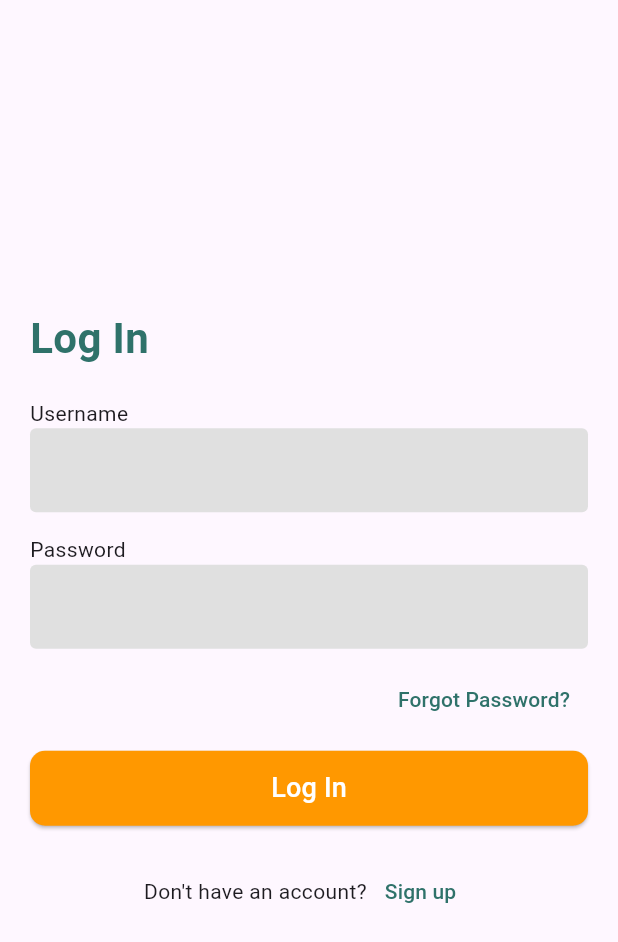
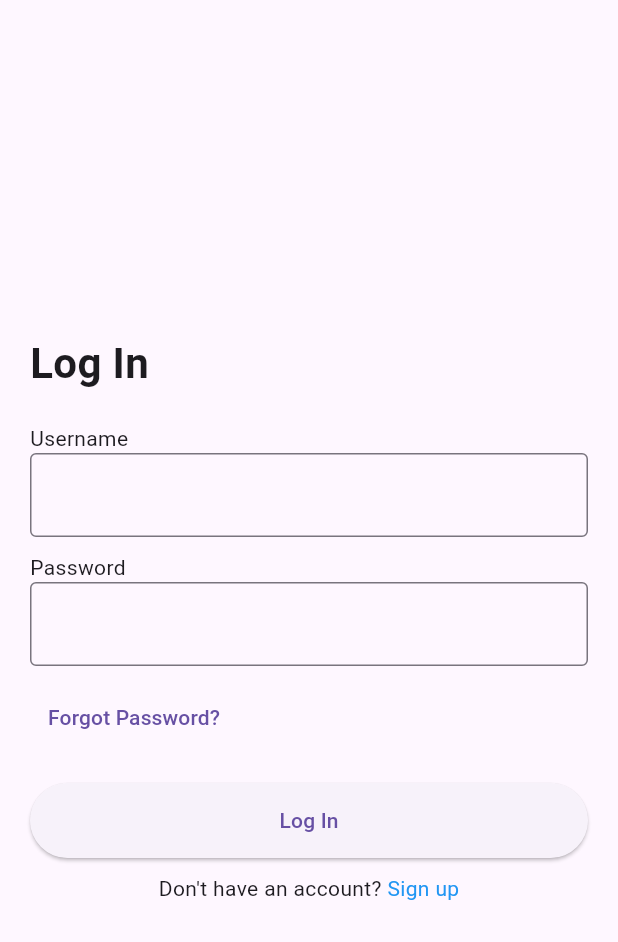
Before and after one commit to Omarabdillah26/Plan-your-Trip26, a Flutter app: the screen it shows after launch, on a phone screen of 412 x 824 dp. Shown: the top 942 px of the screen. Run offline on Flutter 3.47's test engine with Material 3 defaults, Android fonts, the phone set to English and light mode, and no system bars.

Commit message:
banyak deh..

```diff
--- a/lib/main.dart
+++ b/lib/main.dart
@@ -1,4 +1,6 @@
 import 'package:flutter/material.dart';
+import 'package:project_omar/pages/navbar.dart';
+import 'pages/login_page.dart';
 
 void main() {
   runApp(const MyApp());
@@ -11,96 +13,11 @@ class MyApp extends StatelessWidget {
   Widget build(BuildContext context) {
     return MaterialApp(
       debugShowCheckedModeBanner: false,
-      home: LoginPage(),
+      initialRoute: '/',
+      routes: {
+        '/': (context) => const LoginPage(),
+        '/home': (context) => const Navbar(),
+      },
     );
   }
 }
-
-class LoginPage extends StatelessWidget {
-  const LoginPage({super.key});
-
-  @override
-  Widget build(BuildContext context) {
-    return Scaffold(
-      body: Padding(
-        padding: const EdgeInsets.all(20.0),
-        child: Column(
-          crossAxisAlignment: CrossAxisAlignment.start,
-          mainAxisAlignment: MainAxisAlignment.center,
-          children: [
-            const Text(
-              "Log In",
-              style: TextStyle(
-                fontSize: 28,
-                fontWeight: FontWeight.bold,
-                color: Color(0xFF2F726A),
-              ),
-            ),
-            const SizedBox(height: 20),
-            const Text("Username"),
-            TextField(
-              decoration: InputDecoration(
-                filled: true,
-                fillColor: Colors.grey[300],
-                border: OutlineInputBorder(borderSide: BorderSide.none),
-              ),
-            ),
-            const SizedBox(height: 15),
-            const Text("Password"),
-            TextField(
-              obscureText: true,
-              decoration: InputDecoration(
-                filled: true,
-                fillColor: Colors.grey[300],
-                border: OutlineInputBorder(borderSide: BorderSide.none),
-              ),
-            ),
-            const SizedBox(height: 10),
-            Align(
-              alignment: Alignment.centerRight,
-              child: TextButton(
-                onPressed: () {},
-                child: const Text(
-                  "Forgot Password?",
-                  style: TextStyle(color: Color(0xFF2F726A)),
-                ),
-              ),
-            ),
-            const SizedBox(height: 10),
-            SizedBox(
-              width: double.infinity,
-              height: 50,
-              child: ElevatedButton(
-                onPressed: () {},
-                style: ElevatedButton.styleFrom(
-                  backgroundColor: Colors.orange,
-                  shape: RoundedRectangleBorder(
-                    borderRadius: BorderRadius.circular(10),
-                  ),
-                ),
-                child: const Text(
-                  "Log In",
-                  style: TextStyle(fontSize: 18, color: Colors.white),
-                ),
-              ),
-            ),
-            const SizedBox(height: 20),
-            Row(
-              mainAxisAlignment: MainAxisAlignment.center,
-              children: [
-                const Text("Don't have an account?"),
-                TextButton(
-                  onPressed: () {},
-                  child: const Text(
-                    "Sign up",
-                    style: TextStyle(color: Color(0xFF2F726A)),
-                  ),
-                ),
-              ],
-            )
-          ],
-        ),
-      ),
-    );
-  }
-}
--- /dev/null
+++ b/lib/pages/Login_Page.dart
@@ -0,0 +1,55 @@
+import 'package:flutter/material.dart';
+
+class LoginPage extends StatelessWidget {
+  const LoginPage({super.key});
+
+  @override
+  Widget build(BuildContext context) {
+    return Scaffold(
+      body: Padding(
+        padding: const EdgeInsets.all(20.0),
+        child: Column(
+          mainAxisAlignment: MainAxisAlignment.center,
+          crossAxisAlignment: CrossAxisAlignment.start,
+          children: [
+            const Text("Log In",
+                style: TextStyle(fontSize: 28, fontWeight: FontWeight.bold)),
+            const SizedBox(height: 20),
+            const Text("Username"),
+            TextField(
+                decoration:
+                    const InputDecoration(border: OutlineInputBorder())),
+            const SizedBox(height: 10),
+            const Text("Password"),
+            TextField(
+                decoration:
+                    const InputDecoration(border: OutlineInputBorder())),
+            const SizedBox(height: 10),
+            TextButton(onPressed: () {}, child: const Text("Forgot Password?")),
+            const SizedBox(height: 20),
+            ElevatedButton(
+              onPressed: () {
+                Navigator.pushReplacementNamed(context, '/home');
+              },
+              style: ElevatedButton.styleFrom(
+                  minimumSize: const Size(double.infinity, 50)),
+              child: const Text("Log In"),
+            ),
+            const SizedBox(height: 10),
+            Row(
+              mainAxisAlignment: MainAxisAlignment.center,
+              children: [
+                const Text("Don't have an account? "),
+                GestureDetector(
+                  onTap: () {},
+                  child: const Text("Sign up",
+                      style: TextStyle(color: Colors.blue)),
+                ),
+              ],
+            ),
+          ],
+        ),
+      ),
+    );
+  }
+}
--- a/pubspec.yaml
+++ b/pubspec.yaml
@@ -29,6 +29,8 @@ environment:
 # versions available, run `flutter pub outdated`.
 dependencies:
   flutter:
+  assets:
+  - assets/img1.jpg
     sdk: flutter
 
 
```
Also changed, not shown: lib/pages/ProvinceDetailPage.dart (added, +88 -0 lines), lib/pages/home_page.dart (added, +84 -0 lines), lib/pages/navbar.dart (added, +45 -0 lines), lib/pages/profile_pages.dart (added, +101 -0 lines), lib/pages/province_list.dart (added, +45 -0 lines), lib/pages/search_page.dart (added, +24 -0 lines), 1 other file.
